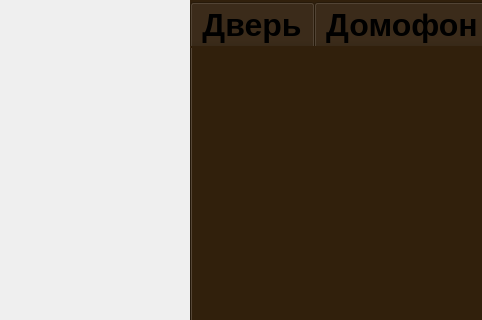
Old version of the form mainwindow.ui in the repository vk1ddd/Coursework_Maslov; both pictures show x 0 to 482 and y 0 to 320 of the 891 by 770 pixel window.
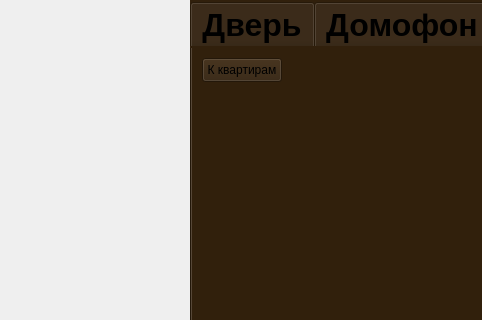
New version of the form. The open tabs and pages were chosen to show the change. Icons and pictures are not drawn.

Diff of the .ui file:
```diff
--- a/mainwindow.ui
+++ b/mainwindow.ui
@@ -941,6 +941,19 @@
          <bool>true</bool>
         </property>
        </widget>
+       <widget class="QPushButton" name="btnBack">
+        <property name="geometry">
+         <rect>
+          <x>10</x>
+          <y>10</y>
+          <width>80</width>
+          <height>24</height>
+         </rect>
+        </property>
+        <property name="text">
+         <string>К квартирам</string>
+        </property>
+       </widget>
       </widget>
      </widget>
     </widget>
```
Left out of the diff: 2 changed lines with no effect on the pictures.
